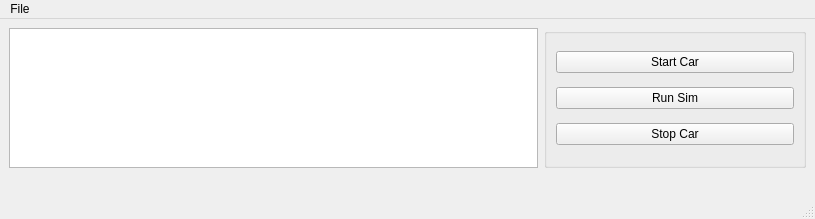
First picture: the form in CodeBase/UI/TestCL.ui, repository jaw566/Capstone, before the edit.
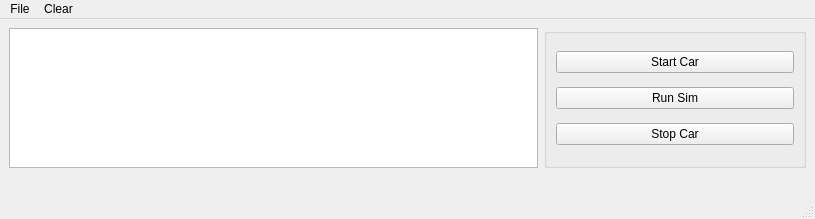
Second picture: the form after the edit.

Commit message: Added Clear Profile to the menu bar. Its not ideal that it is a submenu but I can not find away around it.

```diff
--- a/CodeBase/UI/TestCL.ui
+++ b/CodeBase/UI/TestCL.ui
@@ -111,7 +111,14 @@
     <addaction name="actionLoad_Profile"/>
     <addaction name="actionSave_Profile"/>
    </widget>
+   <widget class="QMenu" name="menuClear">
+    <property name="title">
+     <string>Clear</string>
+    </property>
+    <addaction name="actionClear_Profile"/>
+   </widget>
    <addaction name="menuFile"/>
+   <addaction name="menuClear"/>
   </widget>
   <widget class="QStatusBar" name="statusbar"/>
   <action name="actionLoad_Profile">
```
Left out of the diff: 8 changed lines with no effect on the pictures. The commit also changes 4 other files.
